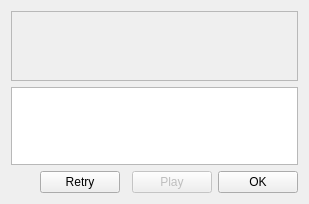
Qt form ui/customfairytale.ui (tdauth/gustavsfairyland) before a commit.
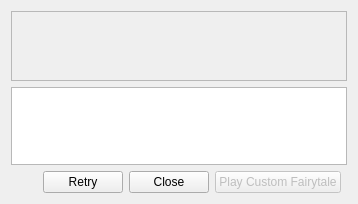
The same form after that commit.

```diff
--- a/ui/customfairytale.ui
+++ b/ui/customfairytale.ui
@@ -6,7 +6,7 @@
    <rect>
     <x>0</x>
     <y>0</y>
-    <width>309</width>
+    <width>358</width>
     <height>204</height>
    </rect>
   </property>
@@ -39,7 +39,7 @@
       <bool>false</bool>
      </property>
      <property name="text">
-      <string>Play</string>
+      <string>Play Custom Fairytale</string>
      </property>
     </widget>
    </item>
@@ -50,13 +50,6 @@
      </property>
     </widget>
    </item>
-   <item row="2" column="4">
-    <widget class="QPushButton" name="okPushButton">
-     <property name="text">
-      <string>OK</string>
-     </property>
-    </widget>
-   </item>
    <item row="1" column="0" colspan="5">
     <widget class="QTextBrowser" name="textBrowser"/>
    </item>
@@ -70,7 +63,7 @@
        <rect>
         <x>0</x>
         <y>0</y>
-        <width>293</width>
+        <width>342</width>
         <height>70</height>
        </rect>
       </property>
@@ -82,6 +75,13 @@
      </widget>
     </widget>
    </item>
+   <item row="2" column="2">
+    <widget class="QPushButton" name="okPushButton">
+     <property name="text">
+      <string>Close</string>
+     </property>
+    </widget>
+   </item>
   </layout>
  </widget>
  <resources/>
```
